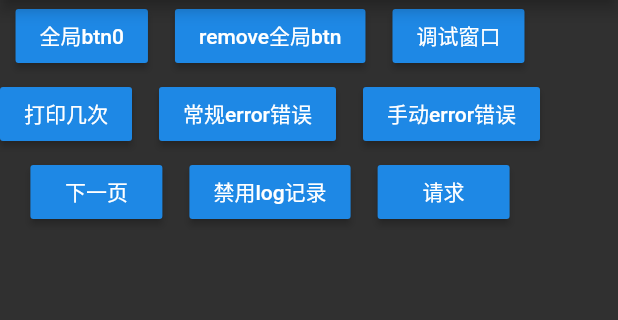
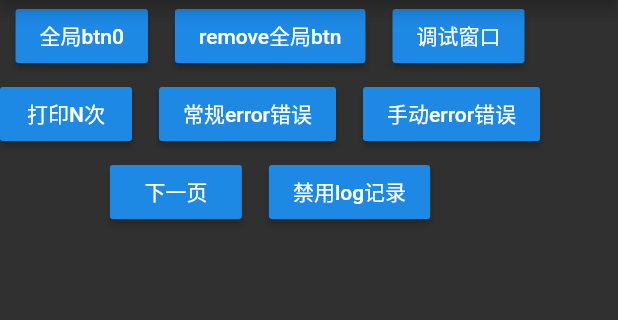
Before and after one commit to tec8297729/jh_debug, a Flutter app: the screen it shows after launch, on a phone screen of 412 x 824 dp, the part 84-404 px from its top. Run offline on Flutter 3.47's test engine with Material 2 defaults, Android fonts, the phone set to English and light mode, and no system bars; our stand-ins replace dio; statements that could not run were skipped.

```diff
--- a/example/lib/TestPage.dart
+++ b/example/lib/TestPage.dart
@@ -111,7 +111,7 @@ class _TestPageState extends State<TestPage> {
         },
       ),
       baseBtn(
-        text: '打印几次',
+        text: '打印N次',
         onPressed: () async {
           Duration interval = Duration(milliseconds: 30);
           streamPrint = Stream.periodic(interval, (data) => data);
@@ -181,12 +181,12 @@ class _TestPageState extends State<TestPage> {
           });
         },
       ),
-      baseBtn(
-        text: '请求',
-        onPressed: () {
-          getNewVersion();
-        },
-      ),
+      // baseBtn(
+      //   text: 'test',
+      //   onPressed: () {
+      //     getNewVersion();
+      //   },
+      // ),
     ];
   }
 }
```
